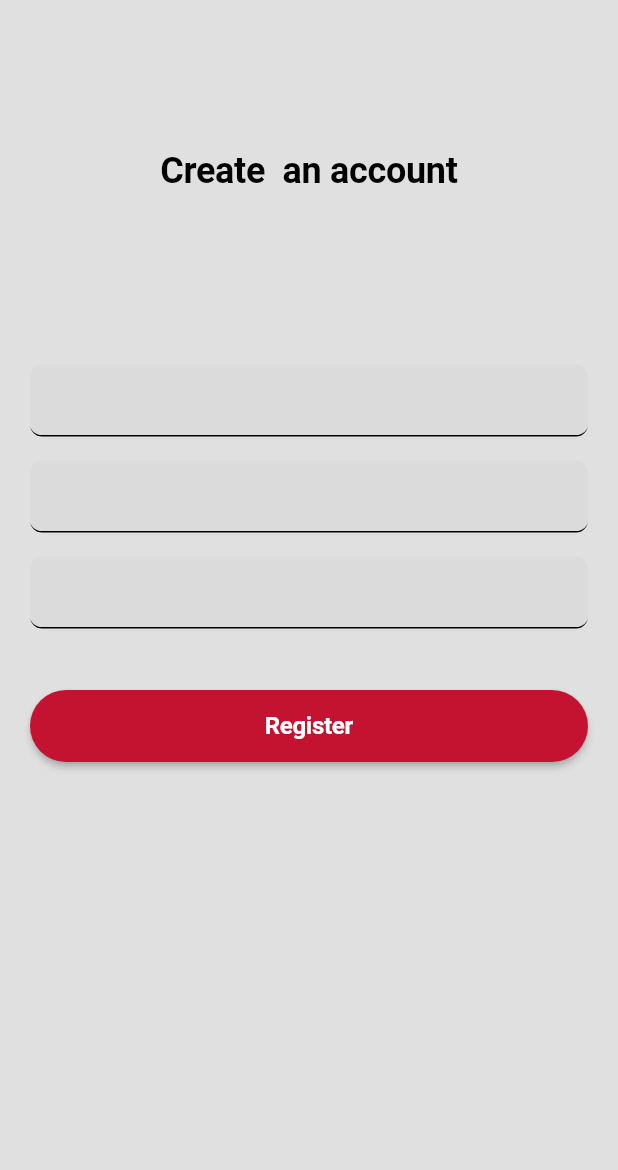
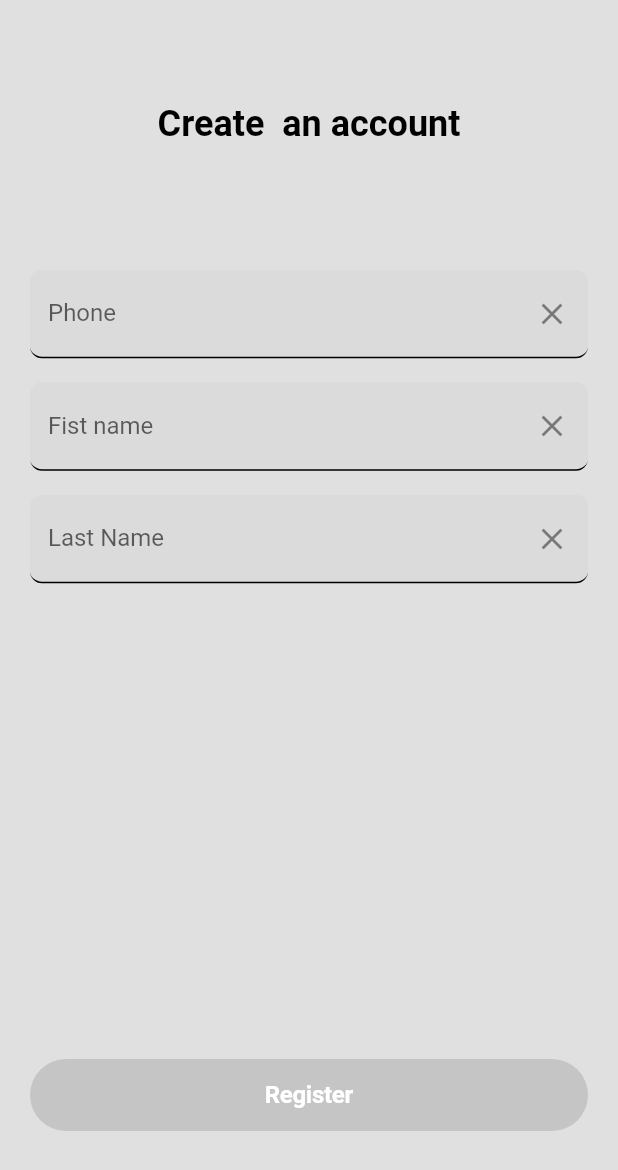
Before and after one commit to Isaac-k7/services, a Flutter app: the screen it shows after launch, after a tap on "S'inscrire", on a phone screen of 412 x 824 dp. Shown: the top 1170 px of the screen. Run offline on Flutter 3.47's test engine with Material 2 defaults, Android fonts, the phone set to English and light mode, and no system bars; our stand-ins replace bloc, equatable, firebase_core, flutter_bloc, flutter_secure_storage; missing offline and left inert: flutter_config; accounts and stored records are empty; generated files the repository leaves out were written again; Roboto replaces fonts that are missing (Rubik).

Commit message:
add authentication bloc

```diff
--- /dev/null
+++ b/lib/blocs/bloc/authentication_event.dart
@@ -0,0 +1,29 @@
+part of 'authentication_bloc.dart';
+
+abstract class AuthenticationEvent extends Equatable {
+  const AuthenticationEvent();
+
+  @override
+  List<Object> get props => [];
+
+
+}
+
+class  AuthenticationEventAppStarted extends AuthenticationEvent{}
+class  AuthenticationEventLoggedIn extends AuthenticationEvent{
+  final String phone;
+
+  const AuthenticationEventLoggedIn(this.phone);
+
+  @override
+  List<Object> get props => [phone];
+}
+class  AuthenticationEventLoggedOut extends AuthenticationEvent{}
+class  AuthenticationEventLoggedWithFacebook extends AuthenticationEvent{}
+class  AuthenticationEventLoggedWithApple extends AuthenticationEvent{}
+class  AuthenticationEventRegister extends AuthenticationEvent{
+  final String phone;
+  final String firstName;
+  final String lastName;
+  const AuthenticationEventRegister({required this.phone, required this.firstName, required this.lastName});
+}
--- a/lib/config/constants.dart
+++ b/lib/config/constants.dart
@@ -82,7 +82,7 @@ class AppTheme {
         ),
       ),
     ),
-    textTheme: buildTextTheme(const Color.fromARGB(255, 255, 255, 255)),
+    // textTheme: buildTextTheme(const Color.fromARGB(255, 255, 255, 255)),
 
       );
   static final darkTheme = ThemeData.light().copyWith(
--- a/lib/l10n/app_en.arb
+++ b/lib/l10n/app_en.arb
@@ -5,5 +5,30 @@
     },
     "createAnAccount": "Create  an account",
     "register": "Register",
-    "login": "Login"
+    "login": "Login",
+
+    "notEmptyMessage": "{name} must not be empty",
+    "@notEmptyMessage": {
+      "placeholders": {
+        "name": {
+          "type": "String",
+          "example": "Email"
+        }
+      }
+    },
+    "phone":"Phone",
+    "invalidEmailMessage": "{name} is not a valid email address",
+    "@invalidEmailMessage": {
+      "placeholders": {
+        "name": {
+          "type": "String"
+        }
+      }
+    },
+    "next": "Next",
+    "back": "Back",
+    "confirm": "Confirm",
+    "userName": "Profile Name",
+    "firstName": "Fist name",
+    "lastName": "Last Name"
 }
--- a/lib/l10n/app_fr.arb
+++ b/lib/l10n/app_fr.arb
@@ -2,5 +2,15 @@
     "helloWorld": "Bonjour le monde!",
     "createAnAccount": "Créer un compt",
     "register": "S'inscrire",
-    "login": "Se connecter"
+    "login": "Se connecter",
+    "notEmptyMessage": "{name} ne doit pas être vide",
+    "phone":"Téléphone",
+    "invalidEmailMessage": "{name} n'est pas une adresse email valide",
+    "next": "Suivant",
+    "back": "Retour",
+    "userName": "Nom de profil",
+    "firstName": "Prénoms",
+    "lastName": "Nom"
+
+
 }
--- a/lib/main.dart
+++ b/lib/main.dart
@@ -9,6 +9,7 @@ import 'package:firebase_core/firebase_core.dart';
 import 'firebase_options.dart';
 
 void main() async {
+  WidgetsFlutterBinding.ensureInitialized();
   await Firebase.initializeApp(
   options: DefaultFirebaseOptions.currentPlatform,
 );
--- a/lib/repositories/authentication/authentication_repository.dart
+++ b/lib/repositories/authentication/authentication_repository.dart
@@ -109,7 +109,6 @@ class AuthenticationRepository extends BaseAuthenticationRepository {
       },
       body: {
         'username': phone.trim(),
-
         'first_name': firstName.trim(),
         'last_name': lastName.trim(),
         'role_slug': 'student'
--- /dev/null
+++ b/lib/repositories/repositories.dart
@@ -0,0 +1,2 @@
+export 'authentication/base_authentication_repository.dart';
+export 'authentication/authentication_repository.dart';
--- /dev/null
+++ b/lib/screens/register/controller.dart
@@ -0,0 +1,41 @@
+import 'package:flutter_gen/gen_l10n/app_localizations.dart';
+import 'package:flutter/material.dart';
+import 'package:achilleservice/utils/utils.dart';
+class RegisterController{
+
+  static String? validatePhone(String? phone, BuildContext context) {
+    AppLocalizations t = AppLocalizations.of(context)!;
+    if (phone == null) {
+      return t.notEmptyMessage(t.phone);
+    }
+    if (phone.trim() == '') {
+      return t.notEmptyMessage(t.phone);
+    }
+    if (!Validator.isPhone(phone.trim())) {
+      return t.invalidEmailMessage(phone.trim());
+    }
+    return null;
+  }
+
+   static String? validateLastName(String? lastName, BuildContext context) {
+    AppLocalizations t = AppLocalizations.of(context)!;
+    if (lastName == null) {
+      return t.notEmptyMessage(t.lastName);
+    }
+    if (lastName == '') {
+      return t.notEmptyMessage(t.lastName);
+    }
+    return null;
+  }
+
+  static String? validateFirstName(String? firstName, BuildContext context) {
+    AppLocalizations t = AppLocalizations.of(context)!;
+    if (firstName == null) {
+      return t.notEmptyMessage(t.firstName);
+    }
+    if (firstName == '') {
+      return t.notEmptyMessage(t.firstName);
+    }
+    return null;
+  }
+}
--- /dev/null
+++ b/lib/screens/register/cubit/register_cubit.dart
@@ -0,0 +1,24 @@
+import 'package:bloc/bloc.dart';
+import 'package:equatable/equatable.dart';
+
+part 'register_state.dart';
+
+class RegisterCubit extends Cubit<RegisterState> {
+  RegisterCubit() : super(RegisterState.initial());
+
+  void changePhone(String value) {
+    return emit(
+      state.copyWith(phone: value, status: RegisterStatus.initial),
+    );
+  }
+  void changeFistName(String value) {
+    return emit(
+      state.copyWith(firstName: value, status: RegisterStatus.initial),
+    );
+  }
+  void changeLastName(String value) {
+    return emit(
+      state.copyWith(lastName: value, status: RegisterStatus.initial),
+    );
+  }
+}
--- /dev/null
+++ b/lib/screens/register/cubit/register_state.dart
@@ -0,0 +1,42 @@
+part of 'register_cubit.dart';
+
+enum RegisterStatus { initial, submitting, success }
+
+class RegisterState extends Equatable {
+  final String phone;
+  final String firstName;
+  final String lastName;
+  final RegisterStatus status;
+
+  const RegisterState({
+    required this.phone,
+    required this.firstName,
+    required this.lastName,
+    required this.status,
+  });
+
+  factory RegisterState.initial() {
+    return const RegisterState(
+      phone: '',
+      firstName: '',
+      lastName: '',
+      status: RegisterStatus.initial,
+    );
+  }
+
+  RegisterState copyWith({
+    String? phone,
+    String? firstName,
+    String? lastName,
+    RegisterStatus? status,
+  }) {
+    return RegisterState(
+        phone: phone ?? this.phone,
+        firstName: firstName ?? this.firstName,
+        lastName: lastName ?? this.lastName,
+        status: status ?? this.status);
+  }
+
+  @override
+  List<Object> get props => [phone, firstName, lastName];
+}
--- a/lib/screens/register/screen.dart
+++ b/lib/screens/register/screen.dart
@@ -1,5 +1,7 @@
 import 'package:flutter/material.dart';
+import 'package:flutter_bloc/flutter_bloc.dart';
 
+import '../register/cubit/register_cubit.dart';
 import 'widgets/body.dart';
 
 class Register extends StatelessWidget {
@@ -7,8 +9,11 @@ class Register extends StatelessWidget {
 
   @override
   Widget build(BuildContext context) {
-    return   const Scaffold(
-      body: Body(),
+    return Scaffold(
+      body: BlocProvider(
+        create: (context) => RegisterCubit(),
+        child: const Body(),
+      ),
     );
   }
 }
--- a/lib/screens/register/widgets/body.dart
+++ b/lib/screens/register/widgets/body.dart
@@ -9,10 +9,14 @@ class Body extends StatelessWidget {
   @override
   Widget build(BuildContext context) {
     AppLocalizations? t = AppLocalizations.of(context);
-    return Column(
+    return SafeArea(
+      child: Column(
+        mainAxisSize: MainAxisSize.max,
         children: [
-        const SizedBox(height: 100),
-        Center(
+          Expanded(
+            flex: 1,
+            child: Align(
+              alignment: Alignment.center,
               child: Text(
                 t!.createAnAccount,
                 style: const TextStyle(
@@ -23,12 +27,16 @@ class Body extends StatelessWidget {
                 ),
               ),
             ),
-        const SizedBox(height: 100,),
-        const Padding(
+          ),
+           const Expanded(
+            flex: 4,
+            child:  Padding(
               padding: EdgeInsets.symmetric(horizontal: 20),
               child: FormRegister(),
             ),
+          ),
         ],
+      ),
     );
   }
 }
--- a/lib/screens/register/widgets/form.dart
+++ b/lib/screens/register/widgets/form.dart
@@ -1,31 +1,108 @@
 import 'package:achilleservice/config/constants.dart';
 import 'package:flutter/material.dart';
 import 'package:achilleservice/widgets/widgets.dart';
+import 'package:flutter_bloc/flutter_bloc.dart';
 import 'package:flutter_gen/gen_l10n/app_localizations.dart';
+
+import '../controller.dart';
+import '../cubit/register_cubit.dart';
 
 class FormRegister extends StatelessWidget {
   const FormRegister({Key? key}) : super(key: key);
 
+  static final _formKeyRegister = GlobalKey<FormState>();
+
   @override
   Widget build(BuildContext context) {
     AppLocalizations t = AppLocalizations.of(context)!;
+    TextEditingController phone = TextEditingController();
+    TextEditingController firstName = TextEditingController();
+    TextEditingController lastName = TextEditingController();
+
     return Form(
+        key: _formKeyRegister,
         child: Column(
+          mainAxisAlignment: MainAxisAlignment.spaceAround,
+          mainAxisSize: MainAxisSize.max,
+          children: [
+            Column(
               children: [
                 const SizedBox(height: 15),
-        const TextForm(),
+                TextForm(
+                  controller: phone,
+                  labelText: t.phone,
+                  textCapitalization: TextCapitalization.none,
+                  keyboardType: TextInputType.number,
+                  icon: phone.text!=''?null:Icons.close,
+                  validator: (value) =>
+                      RegisterController.validatePhone(value, context),
+                  onChanged: (value) {
+                    context.read<RegisterCubit>().changePhone(value);
+                  },
+                  onPressIcon: () {
+                    phone.clear();
+                    context.read<RegisterCubit>().changePhone('');
+                  },
+                ),
                 const SizedBox(height: 15),
-        const TextForm(),
+                TextForm(
+                  controller: firstName,
+                  labelText: t.firstName,
+                  textCapitalization: TextCapitalization.none,
+                  icon: phone.text!=''?null:Icons.close,
+                  validator: (value) =>
+                      RegisterController.validateFirstName(value, context),
+                  onChanged: (value) {
+                    context.read<RegisterCubit>().changeFistName(value);
+                  },
+                  onPressIcon: () {
+                    firstName.clear();
+                    context.read<RegisterCubit>().changeFistName('');
+                  },
+                ),
                 const SizedBox(height: 15),
-        const TextForm(),
+                TextForm(
+                  controller: lastName,
+                  labelText: t.lastName,
+                  textCapitalization: TextCapitalization.none,
+                  icon: phone.text!=''?null:Icons.close,
+                  validator: (value) =>
+                      RegisterController.validateLastName(value, context),
+                  onChanged: (value) {
+                    context.read<RegisterCubit>().changeLastName(value);
+                  },
+                  onPressIcon: () {
+                    lastName.clear();
+                    context.read<RegisterCubit>().changeLastName('');
+                  },
+                ),
                 const SizedBox(height: 40),
-        CustomElevatedButton(
+              ],
+            ),
+            Expanded(
+              child: Align(
+                alignment: Alignment.bottomCenter,
+                child: Padding(
+                  padding: const EdgeInsets.only(bottom: 70),
+                  child: BlocBuilder<RegisterCubit, RegisterState>(
+                    builder: (context, register) {
+                      return CustomElevatedButton(
+                                      disabled: (register.phone=='' || register.firstName=='' || register.lastName==''),
+                                      // loading: ,
                                       color: AppTheme.colorScheme.secondary,
                                       backgroundColor: AppTheme.colorScheme.primary,
                                       label: Text(t.register,
-              style:
-                  const TextStyle(fontWeight: FontWeight.w700, color: Colors.white)),
-          onPressed: () {},
+                                          style: const TextStyle(
+                                              fontWeight: FontWeight.w700, color: Colors.white)),
+                                      onPressed: () {
+                                        if (_formKeyRegister.currentState!.validate()) {
+                                        }
+                                      },
+                                    );
+                    },
+                  ),
+                ),
+              ),
             ),
           ],
         ));
--- a/lib/services/services.dart
+++ b/lib/services/services.dart
@@ -1,2 +1 @@
 export 'api/api.dart';
-export 'onesignal/onesignal.dart';
--- a/lib/utils/utils.dart
+++ b/lib/utils/utils.dart
@@ -1,2 +1,3 @@
 export 'package:achilleservice/utils/router.dart';
 export 'package:achilleservice/utils/navigators.dart';
+export 'package:achilleservice/utils/validator.dart';
--- /dev/null
+++ b/lib/utils/validator.dart
@@ -0,0 +1,26 @@
+class Validator {
+  static final RegExp emailRegex = RegExp(
+    r'^(([^<>()[\]\\.,;:\s@"]+(\.[^<>()[\]\\.,;:\s@"]+)*)|(".+"))@((\[[0-9]{1,3}\.[0-9]{1,3}\.[0-9]{1,3}\.[0-9]{1,3}\])|(([a-zA-Z\-0-9]+\.)+[a-zA-Z]{2,}))$',
+  );
+  static final RegExp dateRegex = RegExp(
+    r'^(?:(?:31(\/|-|\.)(?:0?[13578]|1[02]))\1|(?:(?:29|30)(\/|-|\.)(?:0?[13-9]|1[0-2])\2))(?:(?:1[6-9]|[2-9]\d)?\d{2})$|^(?:29(\/|-|\.)0?2\3(?:(?:(?:1[6-9]|[2-9]\d)?(?:0[48]|[2468][048]|[13579][26])|(?:(?:16|[2468][048]|[3579][26])00))))$|^(?:0?[1-9]|1\d|2[0-8])(\/|-|\.)(?:(?:0?[1-9])|(?:1[0-2]))\4(?:(?:1[6-9]|[2-9]\d)?\d{2})$',
+  );
+
+  static final RegExp phoneRegex = RegExp(
+    r'^\d+$',
+  );
+
+  static bool isEmail(String email) {
+    return emailRegex.hasMatch(email);
+  }
+
+
+
+  static bool isDate(String date) {
+    return dateRegex.hasMatch(date);
+  }
+
+  static bool isPhone(String phone) {
+    return phoneRegex.hasMatch(phone);
+  }
+}
```
Also changed, not shown: lib/blocs/bloc/authentication_bloc.dart (added, +32 -0 lines), lib/blocs/bloc/authentication_state.dart (added, +44 -0 lines), 4 other files. Lines whose indentation alone changed are shown as unchanged.
